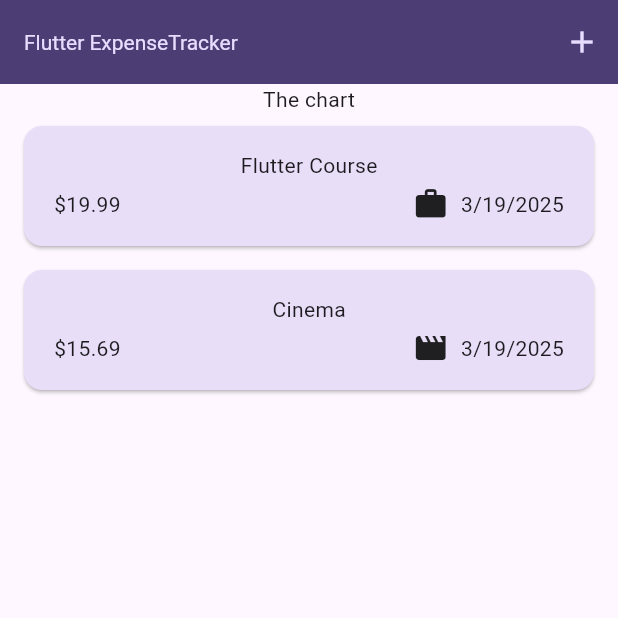
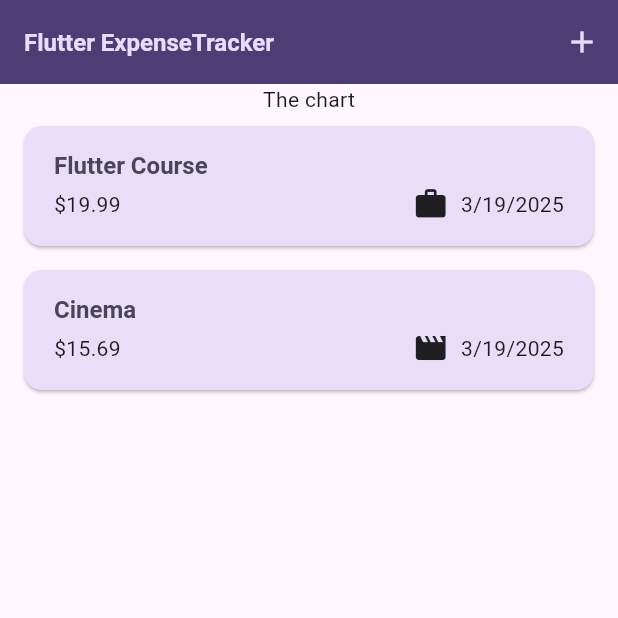
Before and after one commit to SI-KUNIHISA/expense_tracker, a Flutter app: the screen it shows after launch, on a phone screen of 412 x 824 dp, the top half of it. Run offline on Flutter 3.47's test engine with Material 3 defaults, Android fonts, the phone set to English and light mode, and no system bars.

Commit message:
128までの動画の内容を追加

```diff
--- a/lib/main.dart
+++ b/lib/main.dart
@@ -27,9 +27,9 @@ void main() {
         ),
         textTheme: ThemeData().textTheme.copyWith(
               titleLarge: TextStyle(
-                fontWeight: FontWeight.normal,
+                fontWeight: FontWeight.bold,
                 color: kColorScheme.onSecondaryContainer,
-                fontSize: 14,
+                fontSize: 16,
               ),
             ),
       ),
--- a/lib/widgets/expenses_list/expense_item.dart
+++ b/lib/widgets/expenses_list/expense_item.dart
@@ -15,9 +15,11 @@ class ExpenseItem extends StatelessWidget {
           vertical: 16,
         ),
         child: Column(
+          crossAxisAlignment: CrossAxisAlignment.start,
           children: [
             Text(
               expense.title,
+              style: Theme.of(context).textTheme.titleLarge,
             ),
             SizedBox(
               height: 4,
--- a/lib/widgets/expenses_list/expenses_list.dart
+++ b/lib/widgets/expenses_list/expenses_list.dart
@@ -3,11 +3,8 @@ import 'package:expense_tracker/widgets/expenses_list/expense_item.dart';
 import 'package:expense_tracker/models/expense.dart';
 
 class ExpensesList extends StatelessWidget {
-  const ExpensesList({
-    super.key,
-    required this.expenses,
-    required this.onRemoveExpense
-  });
+  const ExpensesList(
+      {super.key, required this.expenses, required this.onRemoveExpense});
   final List<Expense> expenses;
   final Function(Expense expense) onRemoveExpense;
 
@@ -17,6 +14,10 @@ class ExpensesList extends StatelessWidget {
       itemCount: expenses.length,
       itemBuilder: (ctx, index) => Dismissible(
         key: ValueKey(expenses[index]),
+        background: Container(
+          color: Theme.of(context).colorScheme.error.withValues(alpha: 0.75),
+          margin: EdgeInsets.symmetric(horizontal: Theme.of(context).cardTheme.margin!.horizontal),
+        ),
         onDismissed: (direction) {
           onRemoveExpense(expenses[index]);
         },
```
